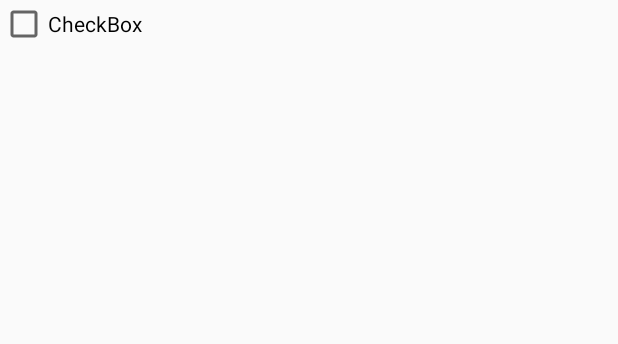
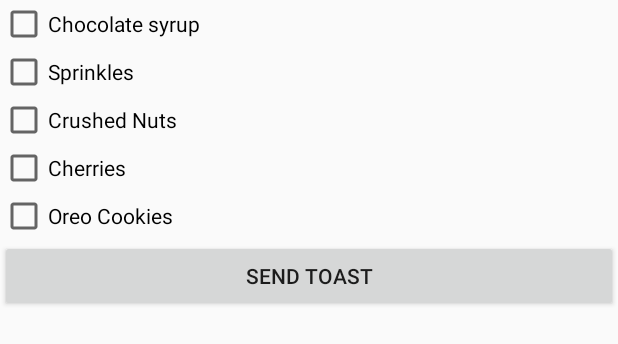
Before and after one commit to MisterPoster/Fundamentals_Unit2, an Android app: the layout activity_check.xml on its own in the app's theme, with its tools: preview values and no code run, on a phone screen of 412 x 824 dp. Shown: the top 344 px of the screen. Run offline under Robolectric (Android 15) with nearby library versions, the phone set to English and light mode, and no system bars.

Commit message:
CheckBox Update!

```diff
--- a/app/src/main/res/layout/activity_check.xml
+++ b/app/src/main/res/layout/activity_check.xml
@@ -1,14 +1,47 @@
 <?xml version="1.0" encoding="utf-8"?>
-<androidx.constraintlayout.widget.ConstraintLayout xmlns:android="http://schemas.android.com/apk/res/android"
+<LinearLayout xmlns:android="http://schemas.android.com/apk/res/android"
     xmlns:app="http://schemas.android.com/apk/res-auto"
     xmlns:tools="http://schemas.android.com/tools"
+    android:orientation="vertical"
     android:layout_width="match_parent"
     android:layout_height="match_parent"
     tools:context=".CheckActivity">
 
     <CheckBox
-        android:id="@+id/checkBox"
+        android:id="@+id/chocolate"
         android:layout_width="wrap_content"
         android:layout_height="wrap_content"
-        android:text="CheckBox" />
-</androidx.constraintlayout.widget.ConstraintLayout>
+        android:text="Chocolate syrup" />
+
+    <CheckBox
+        android:id="@+id/sprinkle"
+        android:layout_width="wrap_content"
+        android:layout_height="wrap_content"
+        android:text="Sprinkles" />
+
+    <CheckBox
+        android:id="@+id/nuts"
+        android:layout_width="wrap_content"
+        android:layout_height="wrap_content"
+        android:text="Crushed Nuts" />
+
+    <CheckBox
+        android:id="@+id/cherry"
+        android:layout_width="wrap_content"
+        android:layout_height="wrap_content"
+        android:text="Cherries" />
+
+    <CheckBox
+        android:id="@+id/oreos"
+        android:layout_width="wrap_content"
+        android:layout_height="wrap_content"
+        android:text="Oreo Cookies" />
+
+    <Button
+        android:id="@+id/toast"
+        android:layout_width="match_parent"
+        android:layout_height="wrap_content"
+        android:onClick="onClick"
+        android:text="Send Toast" />
+
+</LinearLayout>
```
Also changed, not shown: app/src/main/java/com/example/fundamentals_unit2/CheckActivity.java (+47 -1 lines).
